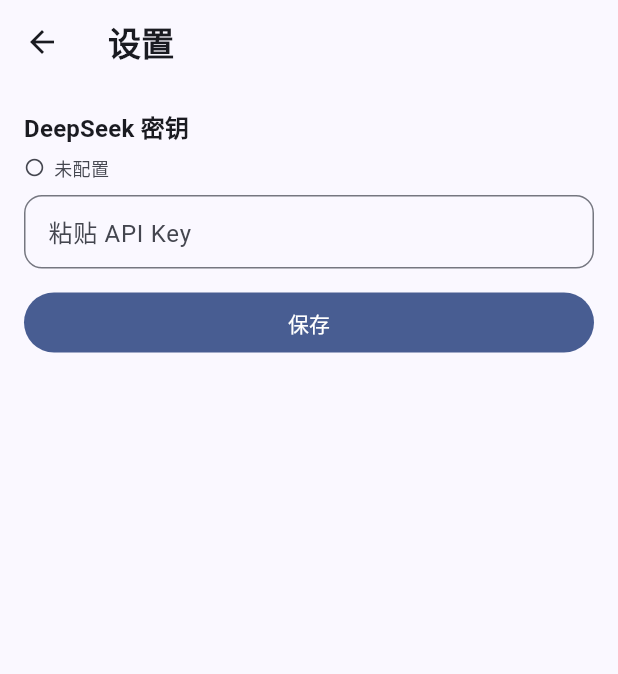
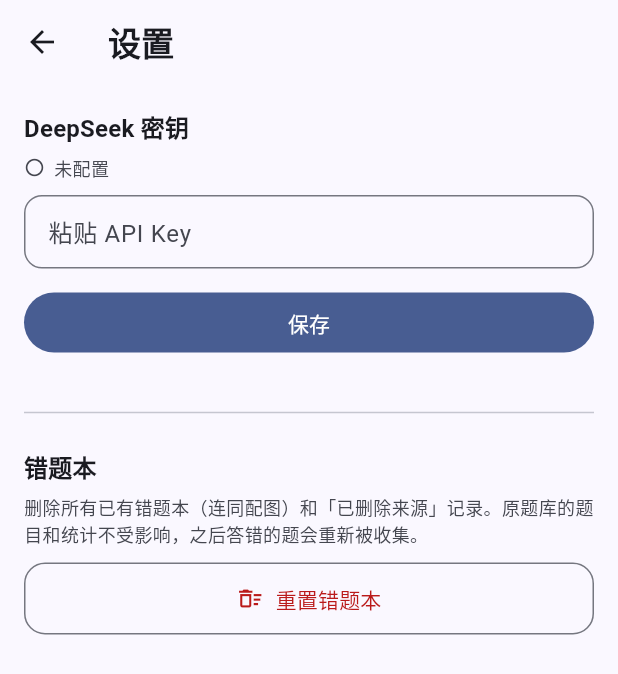
Before and after one commit to cztrtr/tbank, a Flutter app: the SettingsPage screen opened directly, on a phone screen of 412 x 824 dp. Shown: the top 674 px of the screen. Run offline on Flutter 3.47's test engine with Material 3 defaults, Android fonts, the phone set to English and light mode, and no system bars; our stand-ins replace file_picker, image_picker.

Commit message:
feat: 启动/添加目录时自动迁移题目 id，设置页新增重置错题本按钮
- 启动时自动把已添加题库的题目 id 迁移成 q_ 前缀稳定随机串并写回文件，
  添加题库目录时也立即迁移（幂等，已迁移文件不重写，后续启动只读判断）
- 错题去重 origin 直接记稳定 id，与文件位置解耦；老错题本与删除清单按
  旧键→新键映射自动迁移，回写失败时回退旧格式并双键查重
- 设置页新增「重置错题本」按钮：二次确认后删除所有错题本（含配图）
  和已删除来源记录，不自动执行、不写标记
- 版本号升至 0.1.10+9

```diff
--- a/lib/screen/question_bank_page.dart
+++ b/lib/screen/question_bank_page.dart
@@ -6,6 +6,7 @@
 import '../models/question_bank_file.dart'; // 公共的题库文件模型
 import '../services/app_config.dart'; // 题库目录的全局列表
 import '../services/bank_io.dart'; // 统一的目录/文件访问入口
+import '../services/mistake_books.dart'; // 添加目录时提前迁移题目 id
 import '../services/saf.dart'; // Android 的 SAF 目录选择
 
 /// 题库管理页：
@@ -142,6 +143,10 @@
 
       // 写入 config.json，并触发全局 notifier；上面的监听会自动重新扫描
       await AppConfig.addQuestionBankDir(dirRef);
+
+      // 添加时立即把该目录下题库的题目 id 迁移成稳定随机 id，
+      // 让错题去重与文件位置彻底解耦；内部吞掉异常，失败不影响添加结果
+      await MistakeBooks.migrateBankIdsInDirectory(dirRef);
       if (!mounted) return;
 
       ScaffoldMessenger.of(context)
--- a/lib/screen/settings_page.dart
+++ b/lib/screen/settings_page.dart
@@ -1,10 +1,13 @@
 import 'package:flutter/material.dart';
 
 import '../services/app_config.dart';
+import '../services/mistake_books.dart';
 
 /// 设置页。
 ///
-/// 目前只有「DeepSeek 密钥」一项：输入并保存后经 base64 编码写入 config.json。
+/// 包含两项：
+/// - 「DeepSeek 密钥」：输入并保存后经 base64 编码写入 config.json；
+/// - 「重置错题本」：手动触发，删除所有已有错题本（连同配图）和删除记录。
 class SettingsPage extends StatefulWidget {
   const SettingsPage({super.key});
 
@@ -15,6 +18,7 @@
 class _SettingsPageState extends State<SettingsPage> {
   final TextEditingController _keyController = TextEditingController(); // 密钥输入框
   bool _saving = false; // 是否正在保存，防止重复提交
+  bool _resetting = false; // 是否正在重置错题本
 
   @override
   void dispose() {
@@ -49,6 +53,52 @@
       );
     } finally {
       if (mounted) setState(() => _saving = false);
+    }
+  }
+
+  /// 重置错题本：二次确认后删除所有已有错题本（连同配图）并清空删除记录。
+  ///
+  /// 只影响 App 私有目录，原题库的题目和统计不受影响；
+  /// 之后进入错题本页时，答错过的题会重新被收集。
+  Future<void> _resetMistakeBooks() async {
+    final bool? confirmed = await showDialog<bool>(
+      context: context,
+      builder: (BuildContext dialogContext) => AlertDialog(
+        title: const Text('重置错题本'),
+        content: const Text(
+          '将删除所有已有错题本（连同配图）和「已删除来源」记录。\n\n'
+          '原题库的题目和统计不受影响，之后答错的题会重新被收集。\n\n'
+          '此操作不可撤销。',
+        ),
+        actions: <Widget>[
+          TextButton(
+            onPressed: () => Navigator.pop(dialogContext, false),
+            child: const Text('取消'),
+          ),
+          FilledButton(
+            onPressed: () => Navigator.pop(dialogContext, true),
+            child: const Text('重置'),
+          ),
+        ],
+      ),
+    );
+
+    if (!mounted || confirmed != true) return;
+
+    setState(() => _resetting = true);
+    try {
+      final bool ok = await MistakeBooks.resetAll();
+      if (!mounted) return;
+      ScaffoldMessenger.of(context).showSnackBar(
+        SnackBar(content: Text(ok ? '错题本已重置' : '部分文件删除失败，请重试')),
+      );
+    } catch (error) {
+      if (!mounted) return;
+      ScaffoldMessenger.of(context).showSnackBar(
+        SnackBar(content: Text('重置错题本失败：$error')),
+      );
+    } finally {
+      if (mounted) setState(() => _resetting = false);
     }
   }
 
@@ -130,6 +180,50 @@
                   : const Text('保存'),
             ),
           ),
+
+          const SizedBox(height: 28),
+          const Divider(),
+          const SizedBox(height: 16),
+
+          // ---- 第二项：重置错题本 ----
+          Text(
+            '错题本',
+            style: textTheme.titleMedium?.copyWith(
+              fontWeight: FontWeight.w600,
+            ),
+          ),
+          const SizedBox(height: 6),
+          Text(
+            '删除所有已有错题本（连同配图）和「已删除来源」记录。'
+            '原题库的题目和统计不受影响，之后答错的题会重新被收集。',
+            style: TextStyle(
+              fontSize: 12,
+              height: 1.5,
+              color: colorScheme.onSurfaceVariant,
+            ),
+          ),
+          const SizedBox(height: 10),
+          SizedBox(
+            width: double.infinity,
+            child: OutlinedButton.icon(
+              onPressed: _resetting ? null : _resetMistakeBooks,
+              icon: _resetting
+                  ? const SizedBox(
+                      width: 18,
+                      height: 18,
+                      child: CircularProgressIndicator(strokeWidth: 2),
+                    )
+                  : const Icon(Icons.delete_sweep_outlined, size: 18),
+              label: Text(_resetting ? '正在重置…' : '重置错题本'),
+              style: OutlinedButton.styleFrom(
+                foregroundColor: colorScheme.error,
+                padding: const EdgeInsets.symmetric(vertical: 14),
+                shape: RoundedRectangleBorder(
+                  borderRadius: BorderRadius.circular(14),
+                ),
+              ),
+            ),
+          ),
         ],
       ),
     );
--- a/pubspec.yaml
+++ b/pubspec.yaml
@@ -1,7 +1,7 @@
 name: tbank
 description: "本地题库刷题 App：扫描 JSON 题库、逐题作答、记录并回写每题统计。"
 publish_to: 'none'
-version: 0.1.9+8
+version: 0.1.10+9
 
 environment:
   sdk: ^3.13.5
```
Also changed, not shown: lib/main.dart (+8 -1 lines), lib/services/mistake_books.dart (+174 -25 lines), 2 other files.
